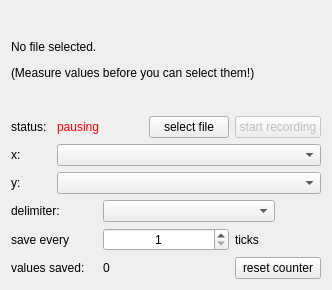
bchjoerni/mlab, file pairsavewindow.ui: the form before one commit.
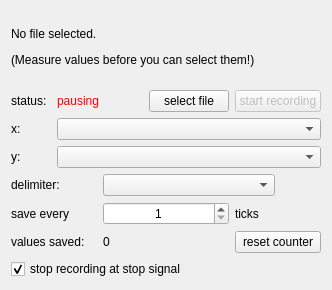
The form after the commit.

Commit message: eaps 8000 usb port and window added, signals added

```diff
--- a/pairsavewindow.ui
+++ b/pairsavewindow.ui
@@ -133,6 +133,16 @@
      </property>
     </widget>
    </item>
+   <item row="7" column="0" colspan="6">
+    <widget class="QCheckBox" name="chb_setZeroAtStopSignal">
+     <property name="text">
+      <string>stop recording at stop signal</string>
+     </property>
+     <property name="checked">
+      <bool>true</bool>
+     </property>
+    </widget>
+   </item>
   </layout>
  </widget>
  <resources/>
```
Left out of the diff: 106 changed lines with no effect on the pictures. The commit also changes 40 other files.
